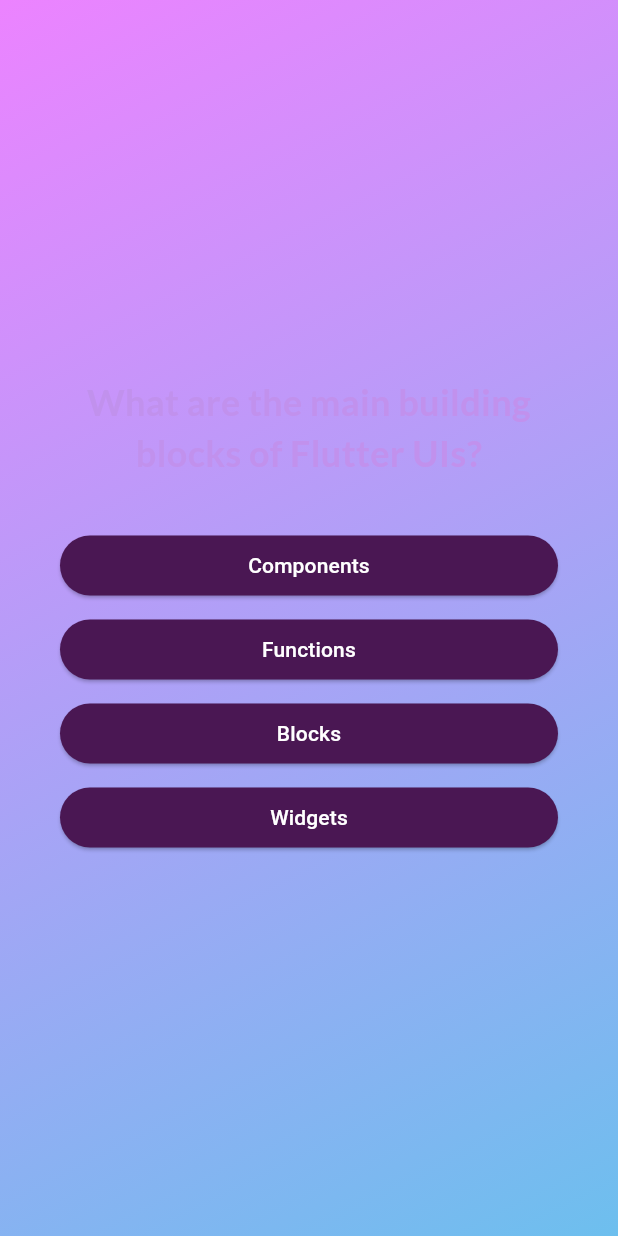
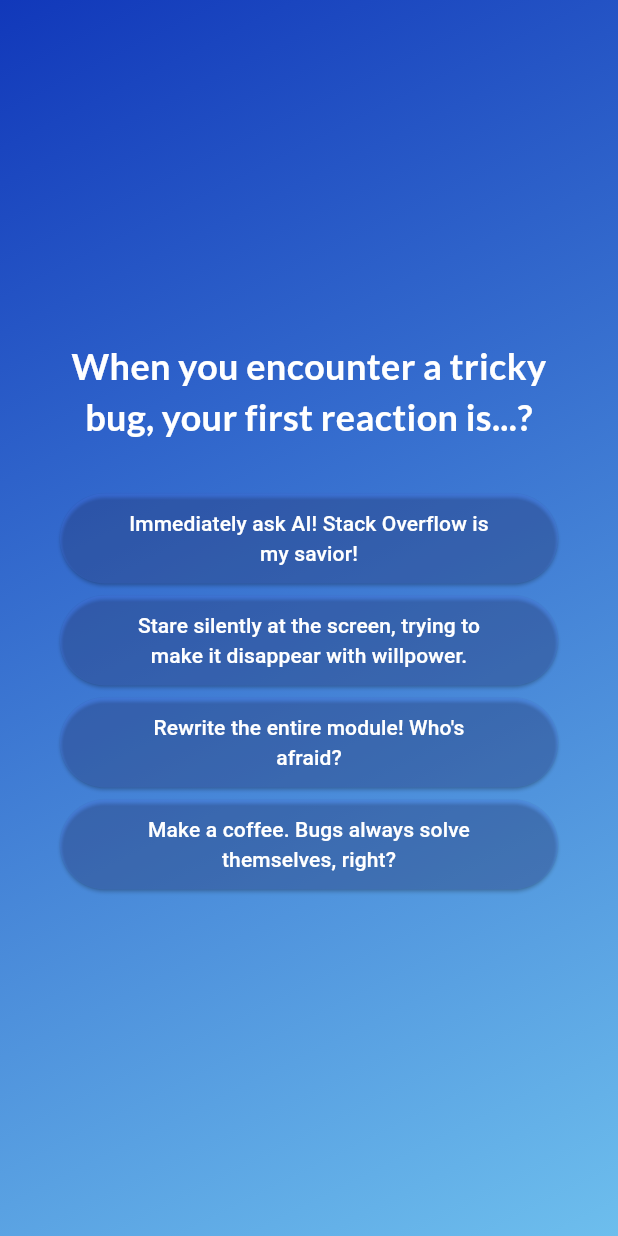
Before and after one commit to Samantha9995/DeveloperSoul, a Flutter app: the screen it shows after launch, after a tap on "Start Quiz", on a phone screen of 412 x 824 dp. Run offline on Flutter 3.47's test engine with Material 3 defaults, Android fonts, the phone set to English and light mode, and no system bars; our stand-ins replace google_fonts.

Commit message:
Update quiz content

```diff
--- a/lib/answer_button.dart
+++ b/lib/answer_button.dart
@@ -17,7 +17,7 @@
               vertical: 10,
               horizontal: 40
             ),
-            backgroundColor: const Color.fromARGB(255, 74, 23, 83),
+            backgroundColor: const Color.fromARGB(47, 82, 125, 255),
             foregroundColor: Colors.white,
             shape: RoundedRectangleBorder(borderRadius: BorderRadius.circular(40))
           ),
--- a/lib/data/question.dart
+++ b/lib/data/question.dart
@@ -2,54 +2,56 @@
 
 const questions = [
   QuizQuestion(
-    'What are the main building blocks of Flutter UIs?',
-    [
-      'Widgets',
-      'Components',
-      'Blocks',
-      'Functions',
-    ],
+    'When you encounter a tricky bug, your first reaction is...?',
+    {
+      'Immediately ask AI! Stack Overflow is my savior!': 3,
+      'Stare silently at the screen, trying to make it disappear with willpower.' : 2,
+      'Rewrite the entire module! Who\'s afraid?': 1,
+      'Make a coffee. Bugs always solve themselves, right?': 0,
+    }
   ),
-  QuizQuestion('How are Flutter UIs built?', [
-    'By combining widgets in code',
-    'By combining widgets in a visual editor',
-    'By defining widgets in config files',
-    'By using XCode for iOS and Android Studio for Android',
-  ]),
-  QuizQuestion(
-    'What\'s the purpose of a StatefulWidget?',
-    [
-      'Update UI as data changes',
-      'Update data as UI changes',
-      'Ignore data changes',
-      'Render UI that does not depend on data',
-    ],
+  QuizQuestion('Your coding style is...?',
+    {
+      'Detailed comments, like writing a novel. Future me will thank me.': 3,
+      'Clean and elegant. Less is more. If you can\'t understand it, you\'re just a noob.': 2,
+      'If it runs, it\'s good. Chaotic but orderly. Only I understand the art.': 1,
+      'Copy and paste, unchanged for years. Stability is key!': 0,
+    }
   ),
   QuizQuestion(
-    'Which widget should you try to use more often: StatelessWidget or StatefulWidget?',
-    [
-      'StatelessWidget',
-      'StatefulWidget',
-      'Both are equally good',
-      'None of the above',
-    ],
+    'When you\'re working late at night, your source of inspiration is...?',
+    {
+      'A playlist! Upbeat rhythms keep me awake.': 3,
+      'Snacks piled high on my desk. Potato chips are my motivation.': 2,
+      'The sound of my colleagues\' keyboards, forming a perfect symphony.': 1,
+      'Fantasizing about my vacation after this is done. That\'s what keeps me going.': 0,
+    },
   ),
   QuizQuestion(
-    'What happens if you change data in a StatelessWidget?',
-    [
-      'The UI is not updated',
-      'The UI is updated',
-      'The closest StatefulWidget is updated',
-      'Any nested StatefulWidgets are updated',
-    ],
+    'How do you view meetings?',
+    {
+      'Necessary communication, but can we please end it quickly? I want to go back to coding!': 3,
+      'A complete waste of time. I\'m already debugging in my head.': 2,
+      'It\'s okay, at least I can steal other people\'s ideas.': 1,
+      'Meetings? Just let me fix all the problems directly!': 0,
+    },
   ),
   QuizQuestion(
-    'How should you update data inside of StatefulWidgets?',
-    [
-      'By calling setState()',
-      'By calling updateData()',
-      'By calling updateUI()',
-      'By calling updateState()',
-    ],
+    'What\'s your attitude toward new technologies?',
+    {
+      'Dive in immediately! I want to learn all the new frameworks!': 3,
+      'Wait and see. I\'ll wait until it\'s stable. The old tech is fine.': 2,
+      'Learn a little, just enough to get by. Focus on solving real problems.': 1,
+      'New tech? Not unless the boss forces me to!': 0,
+    },
+  ),
+  QuizQuestion(
+    'What\'s the state of your keyboard?',
+    {
+      'Spotless. Cleaned regularly. A perfectionist\'s standard.': 3,
+      'Covered in coffee stains and crumbs. The glorious marks of battle.': 2,
+      'A few keycaps are missing, but it doesn\'t affect my lightning-fast coding.': 1,
+      'Keyboard? I can code on my phone screen!': 0,
+    },
   ),
 ];
--- a/lib/main_quiz.dart
+++ b/lib/main_quiz.dart
@@ -10,38 +10,47 @@
   @override
   Widget build(BuildContext context) {
 
-    return Column(
+    return Padding(
+      padding: const EdgeInsets.all(16.0),
+      child: Column(
               mainAxisSize: MainAxisSize.min,
               children: [
                 Image.asset(
                   'assets/images/quiz-logo.png',
                   width: 250,
-                  color: const Color.fromARGB(150, 255, 255, 255)
+                  color: const Color.fromARGB(198, 255, 255, 255)
                 ),
                 // const Padding(padding: EdgeInsets.all(32.0)),
-                const SizedBox(height: 80),
+                const SizedBox(height: 20),
                 Text(
-                  'Learn Flutter the fun way!',
+                  'What kind of programmer soul are you?',
+                  textAlign: TextAlign.center,
                    style: GoogleFonts.lato(
                     color: Colors.white,
                     fontWeight: FontWeight.bold,
-                    fontSize: 20
+                    fontSize: 20,
                   )
                 ),
-                const SizedBox(height: 20),
+                const SizedBox(height: 30),
                 OutlinedButton.icon(
                   onPressed: startQuiz,
                   style: OutlinedButton.styleFrom(
                     foregroundColor: Colors.white,
+                    backgroundColor: const Color.fromARGB(55, 98, 134, 241),
                     textStyle: const TextStyle(
-                       fontSize: 12,
+                       fontSize: 16,
                        fontWeight: FontWeight.bold
-                      )
+                      ),
+                    side: const BorderSide(
+                      color: Color.fromARGB(255, 255, 255, 255),
+                      width: 1
+                    ),
                   ),
                   icon: const Icon(Icons.arrow_right_alt),
                   label: const Text('Start Quiz'),
                 )
               ],
+    )
     );
   }
 
--- a/lib/models/quiz_question.dart
+++ b/lib/models/quiz_question.dart
@@ -2,11 +2,10 @@
   const QuizQuestion(this.text, this.answers);
 
   final String text;
-  final List<String> answers;
+  final Map<String, int> answers;
 
-  List<String> get shuffledAnswers {
-    final shuffledList = List.of(answers);
-    shuffledList.shuffle();
-    return shuffledList;
+  List<String> get listOfAnswers {
+    final list = answers.keys.toList();
+    return list;
   }
 }
--- a/lib/question_screen.dart
+++ b/lib/question_screen.dart
@@ -40,13 +40,13 @@
           Text(currentQuestion.text,
             textAlign: TextAlign.center,
             style: GoogleFonts.lato(
-              color: const Color.fromARGB(255, 193, 145, 237),
+              color: const Color.fromARGB(255, 255, 255, 255),
               fontWeight: FontWeight.bold,
               fontSize: 24
             )
           ),
           const SizedBox(height: 30),
-          ...currentQuestion.shuffledAnswers.map((answer) {
+          ...currentQuestion.listOfAnswers.map((answer) {
             return AnswerButton(answerText: answer, onPressed: () {
                 answerQuestion(answer);
               },
--- a/lib/quiz.dart
+++ b/lib/quiz.dart
@@ -58,8 +58,8 @@
                   decoration: const BoxDecoration(
                     gradient: LinearGradient(
                       colors: [
-                        Color.fromARGB(255, 236, 131, 255),
-                        Color.fromARGB(255, 109, 191, 238)
+                        Color.fromARGB(255, 17, 56, 186),
+                        Color.fromARGB(255, 109, 190, 237)
                       ],
                       begin: Alignment.topLeft,
                       end: Alignment.bottomRight
```
Also changed, not shown: lib/models/answer_type.dart (added, +35 -0 lines), lib/question_summary.dart (deleted, +0 -71 lines), lib/results_screen.dart (+37 -25 lines), assets/images/quiz-logo.png, 1 other file.
